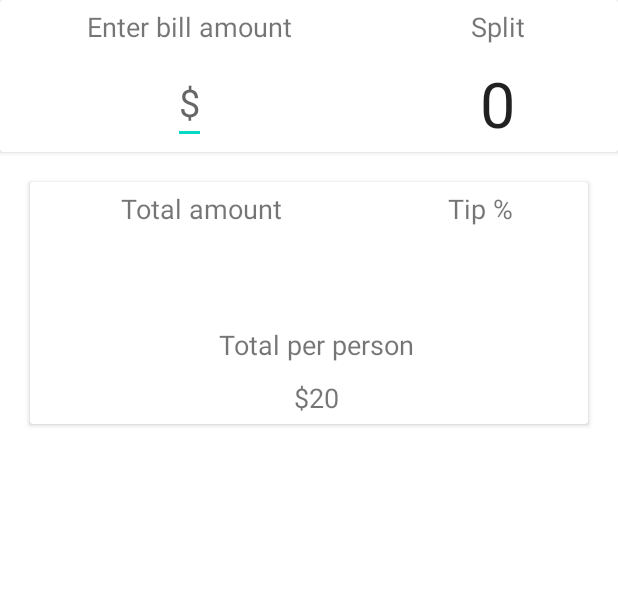
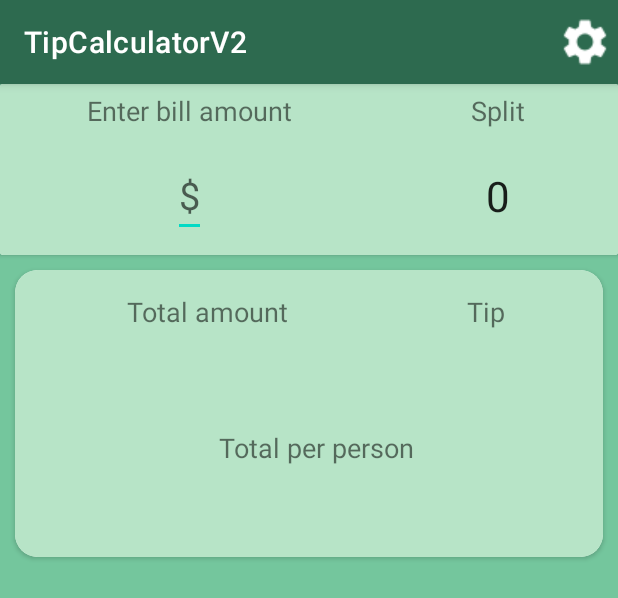
Before and after one commit to Harsh-Dhadwal/TipCalculatorV2, an Android app: the layout activity_main.xml on its own in the app's theme, with its tools: preview values and no code run, on a phone screen of 412 x 824 dp. Shown: the top 598 px of the screen. Run offline under Robolectric (Android 15) with nearby library versions, the phone set to English and light mode, and no system bars.

Commit message:
Bill calculator class implemented

```diff
--- /dev/null
+++ b/app/src/main/res/drawable/baseline_settings_white_24dp.xml
@@ -0,0 +1,6 @@
+<?xml version="1.0" encoding="UTF-8" standalone="no"?>
+<vector xmlns:android="http://schemas.android.com/apk/res/android" android:height="24dp" android:tint="#FFFFFF" android:viewportHeight="24.0" android:viewportWidth="24.0" android:width="24dp">
+
+    <path android:fillColor="@android:color/white" android:pathData="M19.14,12.94c0.04,-0.3 0.06,-0.61 0.06,-0.94c0,-0.32 -0.02,-0.64 -0.07,-0.94l2.03,-1.58c0.18,-0.14 0.23,-0.41 0.12,-0.61l-1.92,-3.32c-0.12,-0.22 -0.37,-0.29 -0.59,-0.22l-2.39,0.96c-0.5,-0.38 -1.03,-0.7 -1.62,-0.94L14.4,2.81c-0.04,-0.24 -0.24,-0.41 -0.48,-0.41h-3.84c-0.24,0 -0.43,0.17 -0.47,0.41L9.25,5.35C8.66,5.59 8.12,5.92 7.63,6.29L5.24,5.33c-0.22,-0.08 -0.47,0 -0.59,0.22L2.74,8.87C2.62,9.08 2.66,9.34 2.86,9.48l2.03,1.58C4.84,11.36 4.8,11.69 4.8,12s0.02,0.64 0.07,0.94l-2.03,1.58c-0.18,0.14 -0.23,0.41 -0.12,0.61l1.92,3.32c0.12,0.22 0.37,0.29 0.59,0.22l2.39,-0.96c0.5,0.38 1.03,0.7 1.62,0.94l0.36,2.54c0.05,0.24 0.24,0.41 0.48,0.41h3.84c0.24,0 0.44,-0.17 0.47,-0.41l0.36,-2.54c0.59,-0.24 1.13,-0.56 1.62,-0.94l2.39,0.96c0.22,0.08 0.47,0 0.59,-0.22l1.92,-3.32c0.12,-0.22 0.07,-0.47 -0.12,-0.61L19.14,12.94zM12,15.6c-1.98,0 -3.6,-1.62 -3.6,-3.6s1.62,-3.6 3.6,-3.6s3.6,1.62 3.6,3.6S13.98,15.6 12,15.6z"/>
+
+</vector>
--- a/app/src/main/res/layout/activity_main.xml
+++ b/app/src/main/res/layout/activity_main.xml
@@ -1,11 +1,38 @@
 <?xml version="1.0" encoding="utf-8"?>
-<androidx.appcompat.widget.LinearLayoutCompat
-    xmlns:android="http://schemas.android.com/apk/res/android"
+<androidx.appcompat.widget.LinearLayoutCompat xmlns:android="http://schemas.android.com/apk/res/android"
     xmlns:tools="http://schemas.android.com/tools"
     android:layout_width="match_parent"
     android:layout_height="match_parent"
+    xmlns:app="http://schemas.android.com/apk/res-auto"
     android:orientation="vertical"
-    tools:context=".MainActivity">
+    tools:context=".MainActivity"
+    android:background="#74C69D">
+
+    <androidx.appcompat.widget.Toolbar
+    android:id="@+id/my_toolbar"
+    android:layout_width="match_parent"
+    android:layout_height="?attr/actionBarSize"
+    android:background="#2D6A4F"
+    android:elevation="4dp"
+    android:theme="@style/ThemeOverlay.AppCompat.ActionBar"
+    app:popupTheme="@style/ThemeOverlay.AppCompat.Light"
+    app:title="@string/app_name"
+    app:titleTextColor="@color/white">
+
+    <ImageView
+        android:id="@+id/settings"
+        android:layout_width="wrap_content"
+        android:layout_height="wrap_content"
+        android:scaleX="1.5"
+        android:scaleY="1.5"
+        app:srcCompat="@drawable/baseline_settings_white_24dp"
+        android:layout_gravity="end"
+        android:layout_margin="10dp"
+        android:contentDescription="@string/settingsIcon" />
+
+
+
+</androidx.appcompat.widget.Toolbar>
 
 
     <androidx.cardview.widget.CardView
@@ -15,7 +42,8 @@
         <TableLayout
             android:layout_width="match_parent"
             android:layout_height="match_parent"
-            android:stretchColumns="*">
+            android:stretchColumns="*"
+            android:background="#B7E4C7">
 
             <TableRow
                 android:padding="5dp">
@@ -25,7 +53,7 @@
                     android:layout_span="1"
                     android:layout_gravity="center"
                     android:textSize="18sp"
-                    android:text="Enter bill amount" />
+                    android:text="@string/enter_bill_amount" />
 
                 <TextView
                     android:layout_width="fill_parent"
@@ -33,7 +61,7 @@
                     android:layout_span="1"
                     android:layout_gravity="center"
                     android:textSize="18sp"
-                    android:text="Split" />
+                    android:text="@string/split" />
 
             </TableRow>
 
@@ -46,15 +74,16 @@
                     android:layout_gravity="center"
                     android:textSize="25sp"
                     android:inputType="numberDecimal"
-                    android:hint="$"/>
+                    android:hint="@string/currencySign"
+                    android:autofillHints="" />
 
                 <NumberPicker
                     android:id="@+id/splitPicker"
                     android:layout_width="wrap_content"
-                    android:layout_height="50sp"
+                    android:layout_height="68dp"
                     android:layout_gravity="center"
-                    android:scaleX="3"
-                    android:scaleY="3">
+                    android:scaleX="2"
+                    android:scaleY="2">
                 </NumberPicker>
 
             </TableRow>
@@ -63,14 +92,17 @@
     </androidx.cardview.widget.CardView>
 
     <androidx.cardview.widget.CardView
-        android:layout_margin="20dp"
+        android:layout_margin="10dp"
         android:layout_width="match_parent"
-        android:layout_height="wrap_content">
+        android:layout_height="wrap_content"
+        app:cardCornerRadius="15dp">
 
         <TableLayout
+            android:padding="10dp"
             android:layout_width="match_parent"
             android:layout_height="match_parent"
-            android:stretchColumns="*">
+            android:stretchColumns="*"
+            android:background="#B7E4C7">
 
 
             <TableRow
@@ -81,7 +113,7 @@
                     android:layout_span="1"
                     android:layout_gravity="center"
                     android:textSize="18sp"
-                    android:text="Total amount" />
+                    android:text="@string/total_amount" />
 
                 <TextView
                     android:layout_width="fill_parent"
@@ -89,34 +121,38 @@
                     android:layout_span="1"
                     android:layout_gravity="center"
                     android:textSize="18sp"
-                    android:text="Tip %" />
+                    android:text="@string/tip" />
 
             </TableRow>
 
             <TableRow
                 android:padding="5dp">
                 <TextView
-                    android:id="@+id/totalAmount"
+                    android:id="@+id/showTotal"
                     android:layout_width="fill_parent"
                     android:layout_height="wrap_content"
                     android:layout_span="1"
                     android:layout_gravity="center"
-                    android:textSize="18sp"
+                    android:textSize="25sp"
+                    android:textColor="#2D6A4F"
+                    android:textStyle="bold"
                     android:text="" />
 
                 <TextView
-                    android:id="@+id/tipPercent"
+                    android:id="@+id/showTipPercent"
                     android:layout_width="fill_parent"
                     android:layout_height="wrap_content"
                     android:layout_span="1"
                     android:layout_gravity="center"
-                    android:textSize="18sp"
+                    android:textSize="25sp"
+                    android:textColor="#2D6A4F"
+                    android:textStyle="bold"
                     android:text="" />
 
             </TableRow>
 
             <TableRow
-                android:layout_marginTop="20dp"
+                android:layout_marginTop="10dp"
                 android:padding="5dp">
                 <TextView
                     android:layout_width="fill_parent"
@@ -124,19 +160,22 @@
                     android:layout_span="2"
                     android:layout_gravity="center"
                     android:textSize="18sp"
-                    android:text="Total per person" />
+                    android:text="@string/total_per_person" />
 
             </TableRow>
 
             <TableRow
                 android:padding="5dp">
                 <TextView
+                    android:id="@+id/showSplitBill"
                     android:layout_width="fill_parent"
                     android:layout_height="wrap_content"
                     android:layout_span="2"
                     android:layout_gravity="center"
-                    android:textSize="18sp"
-                    android:text="$20" />
+                    android:textSize="25sp"
+                    android:textColor="#2D6A4F"
+                    android:textStyle="bold"
+                    android:text="" />
 
             </TableRow>
 
--- a/app/src/main/res/values/strings.xml
+++ b/app/src/main/res/values/strings.xml
@@ -1,3 +1,10 @@
 <resources>
     <string name="app_name">TipCalculatorV2</string>
+    <string name="total_amount">Total amount</string>
+    <string name="tip">Tip</string>
+    <string name="total_per_person">Total per person</string>
+    <string name="enter_bill_amount">Enter bill amount</string>
+    <string name="split">Split</string>
+    <string name="currencySign">$</string>
+    <string name="settingsIcon">settingsIcon</string>
 </resources>
```
Also changed, not shown: app/src/main/java/au/jcu/edu/tipcalculatorv2/BillCalculator.java (added, +23 -0 lines), app/src/main/java/au/jcu/edu/tipcalculatorv2/BillInputListener.java (added, +20 -0 lines), app/src/main/java/au/jcu/edu/tipcalculatorv2/MainActivity.java (+45 -1 lines), 2 other files.
